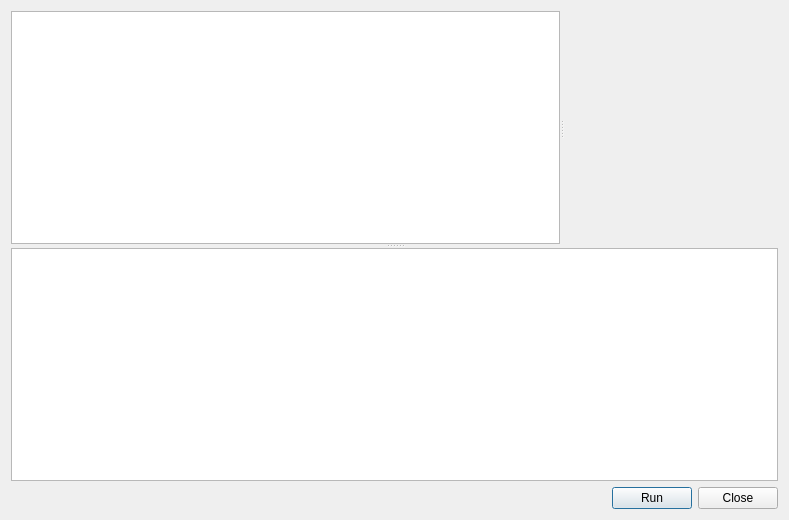
CST-Modelling-Tools/TonatiuhPP, file source/application/script/ScriptEditorDialog.ui: the form before one commit.
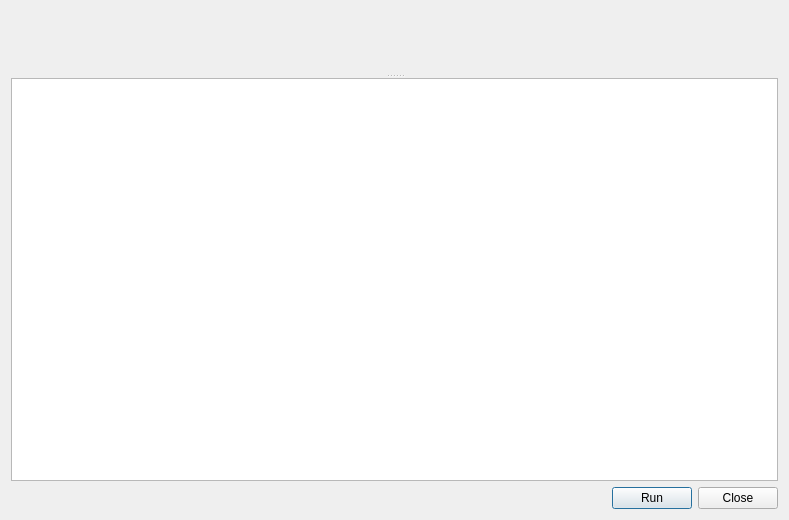
The form after the commit. Custom widgets are drawn as their Qt base class.

Diff of the .ui file:
```diff
--- a/source/application/script/ScriptEditorDialog.ui
+++ b/source/application/script/ScriptEditorDialog.ui
@@ -10,12 +10,6 @@
     <height>520</height>
    </rect>
   </property>
-  <property name="sizePolicy">
-   <sizepolicy hsizetype="Expanding" vsizetype="Expanding">
-    <horstretch>0</horstretch>
-    <verstretch>0</verstretch>
-   </sizepolicy>
-  </property>
   <property name="windowTitle">
    <string>Script Editor</string>
   </property>
@@ -25,10 +19,7 @@
      <property name="orientation">
       <enum>Qt::Vertical</enum>
      </property>
-     <widget class="QSplitter" name="mainSplitter">
-      <widget class="QTreeView" name="fileTree"/>
-      <widget class="CodeEditorWidget" name="codeEditorWidget" native="true"/>
-     </widget>
+     <widget class="CodeEditorWidget" name="codeEditorWidget" native="true"/>
      <widget class="QPlainTextEdit" name="logWidget"/>
     </widget>
    </item>
```
Left out of the diff: 2 changed lines with no effect on the pictures.
